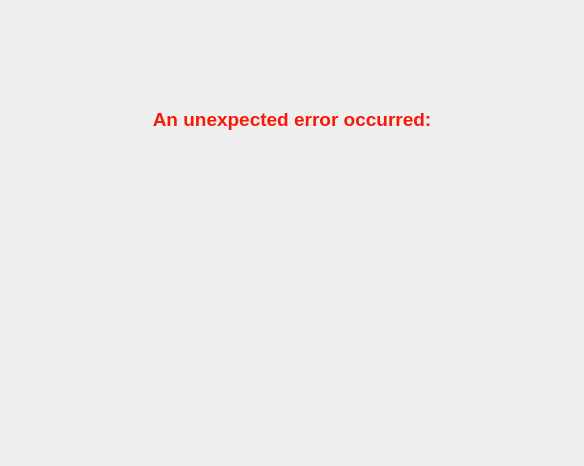
Before: the Qt Designer form assets/uis/error_window.ui in m4reQ/data-visualizer, drawn with Qt 5.
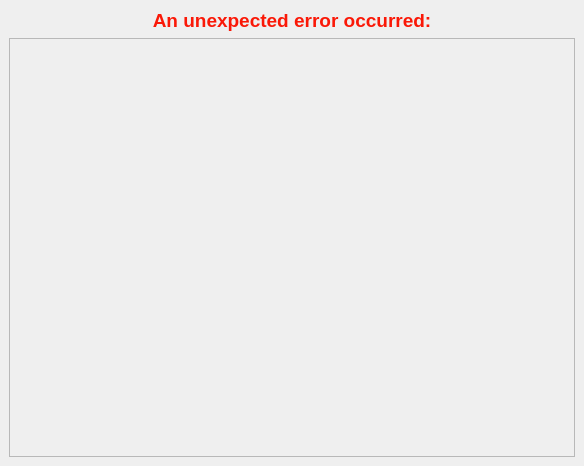
After: the same form once the commit is applied.

Diff of the .ui file:
```diff
--- a/assets/uis/error_window.ui
+++ b/assets/uis/error_window.ui
@@ -39,6 +39,33 @@
      </widget>
     </item>
     <item>
+     <widget class="QScrollArea" name="scrollArea">
+      <property name="widgetResizable">
+       <bool>true</bool>
+      </property>
+      <widget class="QWidget" name="scrollAreaWidgetContents">
+       <property name="geometry">
+        <rect>
+         <x>0</x>
+         <y>0</y>
+         <width>560</width>
+         <height>407</height>
+        </rect>
+       </property>
+       <layout class="QHBoxLayout" name="horizontalLayout">
+        <property name="leftMargin">
+         <number>0</number>
+        </property>
+        <property name="topMargin">
+         <number>0</number>
+        </property>
+        <property name="rightMargin">
+         <number>0</number>
+        </property>
+        <property name="bottomMargin">
+         <number>0</number>
+        </property>
+        <item>
      <widget class="QLabel" name="error_text">
       <property name="font">
        <font>
@@ -57,6 +84,10 @@
       <property name="textInteractionFlags">
        <set>Qt::NoTextInteraction</set>
       </property>
+         </widget>
+        </item>
+       </layout>
+      </widget>
      </widget>
     </item>
    </layout>
```
Lines whose indentation alone changed are shown as unchanged.
